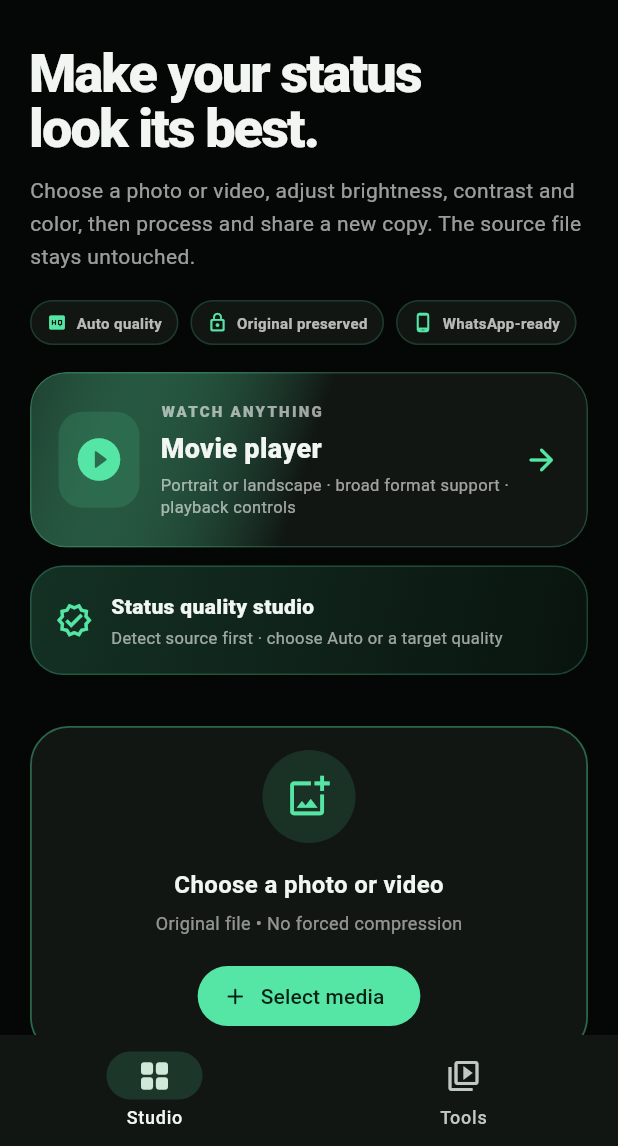
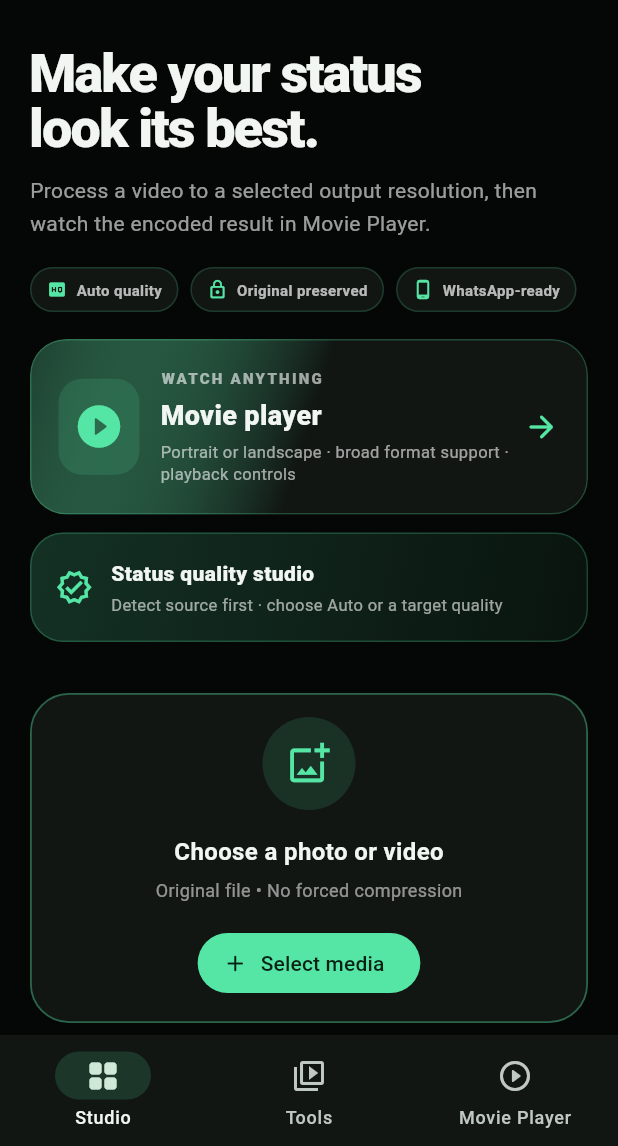
Before and after one commit to Hd-everything/supreme-octo-fiesta, a Flutter app: the screen it shows after launch, after a tap on the "tune" icon, after a tap on "Quality studio", on a phone screen of 412 x 824 dp, the part 90-1236 px from its top. Run offline on Flutter 3.47's test engine with Material 3 defaults, Android fonts, the phone set to English and light mode, and no system bars; our stand-ins replace file_picker, image_picker, share_plus, shared_preferences, video_player; missing offline and left inert: media_kit, media_kit_video.

Commit message:
Make Movie Player a first-class destination and play processed output

```diff
--- a/lib/main.dart
+++ b/lib/main.dart
@@ -398,10 +398,18 @@ class _HomeScreenState extends State<HomeScreen> {
       if (!mounted) return;
       setState(() {
         _enhancedVideo = XFile(processedPath, mimeType: 'video/mp4');
-        _message = 'Video processed with brightness, contrast and color adjustments, then encoded as H.264/AAC at $outputWidth×$outputHeight · ${_formatBytes(actualLength)}. The original file remains untouched; WhatsApp may still recompress the copy.';
-        _exportEstimateMessage = 'Processed file size: ${_formatBytes(actualLength)}';
+        _message = 'Finished encoding at $outputWidth×$outputHeight · ${_formatBytes(actualLength)}. Opening the processed file in Movie Player.';
+        _exportEstimateMessage = 'Output: ${outputWidth}×${outputHeight} · ${_formatBytes(actualLength)}';
         _enhanceProgress = 1;
       });
+      await Navigator.of(context).push(
+        MaterialPageRoute<void>(
+          builder: (_) => MoviePlayerScreen(
+            initialPath: processedPath,
+            initialName: File(processedPath).uri.pathSegments.last,
+          ),
+        ),
+      );
     } catch (error) {
       if (mounted) setState(() => _message = _cancelExportRequested
           ? 'Export cancelled. The original video is unchanged.'
@@ -698,7 +706,7 @@ class _HomeScreenState extends State<HomeScreen> {
           child: FilledButton.icon(
             onPressed: _exporting || _busy ? null : _enhanceVideo,
             icon: _exporting ? const SizedBox(width: 16, height: 16, child: CircularProgressIndicator(strokeWidth: 2)) : const Icon(Icons.auto_awesome_rounded),
-            label: Text(_exporting ? 'Processing and encoding…' : 'Apply picture enhancement · ${_targetLongEdge == -1 ? 'Auto' : _targetLongEdge == 640 ? '360p' : _targetLongEdge == 854 ? '480p' : _targetLongEdge == 1280 ? '720p' : '1080p'}'),
+            label: Text(_exporting ? 'Processing and encoding…' : 'Process video · ${_targetLongEdge == -1 ? 'Auto / 1080p minimum' : _targetLongEdge == 640 ? '360p' : _targetLongEdge == 854 ? '480p' : _targetLongEdge == 1280 ? '720p' : '1080p'}'),
           ),
         ),
         if (_exportEstimateMessage != null) ...[
@@ -724,9 +732,9 @@ class _HomeScreenState extends State<HomeScreen> {
           SizedBox(
             width: double.infinity,
             child: OutlinedButton.icon(
-              onPressed: _previewEnhancedVideo,
-              icon: const Icon(Icons.play_circle_outline_rounded),
-              label: const Text('Preview processed video'),
+              onPressed: _openMoviePlayer,
+              icon: const Icon(Icons.play_circle_fill_rounded),
+              label: const Text('Open Movie Player'),
             ),
           ),
           const SizedBox(height: 8),
@@ -860,12 +868,19 @@ class _HomeScreenState extends State<HomeScreen> {
       bottomNavigationBar: NavigationBar(
         height: widget.compact ? 62 : 74,
         selectedIndex: _tab,
-        onDestinationSelected: (index) => setState(() => _tab = index),
+        onDestinationSelected: (index) {
+          if (index == 2) {
+            unawaited(_openMoviePlayer());
+          } else {
+            setState(() => _tab = index);
+          }
+        },
         backgroundColor: Theme.of(context).colorScheme.surface,
         indicatorColor: accent.withValues(alpha: .16),
         destinations: const [
           NavigationDestination(icon: Icon(Icons.grid_view_rounded), selectedIcon: Icon(Icons.grid_view_rounded), label: 'Studio'),
           NavigationDestination(icon: Icon(Icons.video_library_outlined), selectedIcon: Icon(Icons.video_library_rounded), label: 'Tools'),
+          NavigationDestination(icon: Icon(Icons.play_circle_outline_rounded), selectedIcon: Icon(Icons.play_circle_fill_rounded), label: 'Movie Player'),
         ],
       ),
       drawer: null,
@@ -927,7 +942,7 @@ class _HomeScreenState extends State<HomeScreen> {
               const SizedBox(height: 28),
               Text('Make your status\nlook its best.', style: TextStyle(fontSize: widget.compact ? 30 : 36, height: 1.04, fontWeight: FontWeight.w800, letterSpacing: -1.25)),
               const SizedBox(height: 12),
-              const Text('Choose a photo or video, adjust brightness, contrast and color, then process and share a new copy. The source file stays untouched.', style: TextStyle(color: Colors.white60, height: 1.55, fontSize: 14)),
+              const Text('Process a video to a selected output resolution, then watch the encoded result in Movie Player.', style: TextStyle(color: Colors.white60, height: 1.55, fontSize: 14)),
               const SizedBox(height: 18),
               Wrap(
                 spacing: 8,
```
